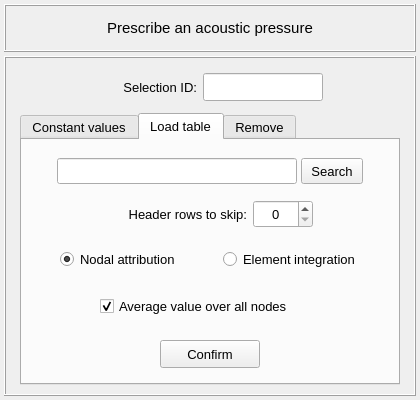
The window that vibra/interface/data/ui_files/model/setup/acoustic/acoustic_pressure_input.ui (MOPT-UFSC/VIBRA) describes before a commit, drawn with Qt 5.
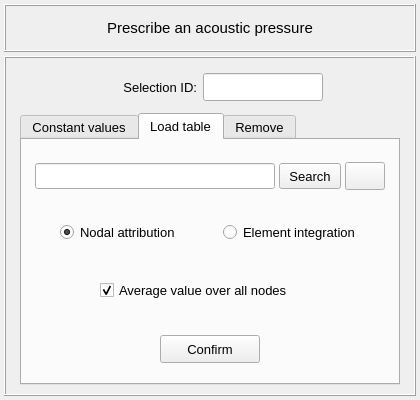
The same window after the commit. The open tabs and pages were chosen to show the change. Icons and pictures are not drawn.

Commit message: Adds filter for frequency ranges in imported tables

```diff
--- a/vibra/interface/data/ui_files/model/setup/acoustic/acoustic_pressure_input.ui
+++ b/vibra/interface/data/ui_files/model/setup/acoustic/acoustic_pressure_input.ui
@@ -803,343 +803,7 @@
           <property name="spacing">
            <number>2</number>
           </property>
-          <item row="4" column="0">
-           <widget class="QFrame" name="frame_10">
-            <property name="minimumSize">
-             <size>
-              <width>260</width>
-              <height>40</height>
-             </size>
-            </property>
-            <property name="maximumSize">
-             <size>
-              <width>400</width>
-              <height>100</height>
-             </size>
-            </property>
-            <property name="frameShape">
-             <enum>QFrame::NoFrame</enum>
-            </property>
-            <property name="frameShadow">
-             <enum>QFrame::Raised</enum>
-            </property>
-            <layout class="QGridLayout" name="gridLayout_13">
-             <property name="leftMargin">
-              <number>0</number>
-             </property>
-             <property name="topMargin">
-              <number>0</number>
-             </property>
-             <property name="rightMargin">
-              <number>0</number>
-             </property>
-             <property name="bottomMargin">
-              <number>0</number>
-             </property>
-             <property name="spacing">
-              <number>0</number>
-             </property>
-             <item row="0" column="0">
-              <widget class="QPushButton" name="pushButton_table_values_confirm">
-               <property name="minimumSize">
-                <size>
-                 <width>100</width>
-                 <height>28</height>
-                </size>
-               </property>
-               <property name="maximumSize">
-                <size>
-                 <width>100</width>
-                 <height>28</height>
-                </size>
-               </property>
-               <property name="font">
-                <font>
-                 <family>MS Shell Dlg 2</family>
-                 <pointsize>10</pointsize>
-                 <weight>50</weight>
-                 <italic>false</italic>
-                 <bold>false</bold>
-                </font>
-               </property>
-               <property name="styleSheet">
-                <string notr="true"/>
-               </property>
-               <property name="text">
-                <string>Confirm</string>
-               </property>
-              </widget>
-             </item>
-            </layout>
-           </widget>
-          </item>
-          <item row="0" column="0">
-           <widget class="QFrame" name="frame_9">
-            <property name="minimumSize">
-             <size>
-              <width>260</width>
-              <height>0</height>
-             </size>
-            </property>
-            <property name="maximumSize">
-             <size>
-              <width>400</width>
-              <height>200</height>
-             </size>
-            </property>
-            <property name="frameShape">
-             <enum>QFrame::NoFrame</enum>
-            </property>
-            <property name="frameShadow">
-             <enum>QFrame::Raised</enum>
-            </property>
-            <layout class="QGridLayout" name="gridLayout_2">
-             <property name="leftMargin">
-              <number>0</number>
-             </property>
-             <property name="topMargin">
-              <number>4</number>
-             </property>
-             <property name="rightMargin">
-              <number>0</number>
-             </property>
-             <property name="bottomMargin">
-              <number>0</number>
-             </property>
-             <property name="horizontalSpacing">
-              <number>4</number>
-             </property>
-             <property name="verticalSpacing">
-              <number>2</number>
-             </property>
-             <item row="0" column="3">
-              <spacer name="horizontalSpacer_5">
-               <property name="orientation">
-                <enum>Qt::Horizontal</enum>
-               </property>
-               <property name="sizeHint" stdset="0">
-                <size>
-                 <width>40</width>
-                 <height>20</height>
-                </size>
-               </property>
-              </spacer>
-             </item>
-             <item row="0" column="1">
-              <widget class="QLineEdit" name="lineEdit_table_path">
-               <property name="enabled">
-                <bool>true</bool>
-               </property>
-               <property name="minimumSize">
-                <size>
-                 <width>240</width>
-                 <height>26</height>
-                </size>
-               </property>
-               <property name="maximumSize">
-                <size>
-                 <width>260</width>
-                 <height>26</height>
-                </size>
-               </property>
-               <property name="font">
-                <font>
-                 <pointsize>9</pointsize>
-                 <weight>50</weight>
-                 <bold>false</bold>
-                </font>
-               </property>
-               <property name="styleSheet">
-                <string notr="true"/>
-               </property>
-               <property name="alignment">
-                <set>Qt::AlignCenter</set>
-               </property>
-              </widget>
-             </item>
-             <item row="0" column="2">
-              <widget class="QPushButton" name="pushButton_load_table">
-               <property name="enabled">
-                <bool>true</bool>
-               </property>
-               <property name="sizePolicy">
-                <sizepolicy hsizetype="Expanding" vsizetype="Fixed">
-                 <horstretch>0</horstretch>
-                 <verstretch>0</verstretch>
-                </sizepolicy>
-               </property>
-               <property name="minimumSize">
-                <size>
-                 <width>62</width>
-                 <height>26</height>
-                </size>
-               </property>
-               <property name="maximumSize">
-                <size>
-                 <width>62</width>
-                 <height>26</height>
-                </size>
-               </property>
-               <property name="font">
-                <font>
-                 <family>MS Shell Dlg 2</family>
-                 <pointsize>10</pointsize>
-                 <weight>50</weight>
-                 <italic>false</italic>
-                 <bold>false</bold>
-                </font>
-               </property>
-               <property name="styleSheet">
-                <string notr="true"/>
-               </property>
-               <property name="text">
-                <string>Search</string>
-               </property>
-              </widget>
-             </item>
-             <item row="0" column="0">
-              <spacer name="horizontalSpacer_6">
-               <property name="orientation">
-                <enum>Qt::Horizontal</enum>
-               </property>
-               <property name="sizeHint" stdset="0">
-                <size>
-                 <width>40</width>
-                 <height>20</height>
-                </size>
-               </property>
-              </spacer>
-             </item>
-            </layout>
-           </widget>
-          </item>
           <item row="1" column="0">
-           <widget class="QFrame" name="frame_11">
-            <property name="minimumSize">
-             <size>
-              <width>260</width>
-              <height>40</height>
-             </size>
-            </property>
-            <property name="maximumSize">
-             <size>
-              <width>400</width>
-              <height>40</height>
-             </size>
-            </property>
-            <property name="frameShape">
-             <enum>QFrame::NoFrame</enum>
-            </property>
-            <property name="frameShadow">
-             <enum>QFrame::Raised</enum>
-            </property>
-            <layout class="QGridLayout" name="gridLayout_14">
-             <property name="leftMargin">
-              <number>2</number>
-             </property>
-             <property name="topMargin">
-              <number>2</number>
-             </property>
-             <property name="rightMargin">
-              <number>2</number>
-             </property>
-             <property name="bottomMargin">
-              <number>2</number>
-             </property>
-             <property name="horizontalSpacing">
-              <number>6</number>
-             </property>
-             <property name="verticalSpacing">
-              <number>2</number>
-             </property>
-             <item row="0" column="0">
-              <spacer name="horizontalSpacer_3">
-               <property name="orientation">
-                <enum>Qt::Horizontal</enum>
-               </property>
-               <property name="sizeHint" stdset="0">
-                <size>
-                 <width>40</width>
-                 <height>20</height>
-                </size>
-               </property>
-              </spacer>
-             </item>
-             <item row="0" column="2">
-              <widget class="QSpinBox" name="spinBox">
-               <property name="minimumSize">
-                <size>
-                 <width>60</width>
-                 <height>28</height>
-                </size>
-               </property>
-               <property name="maximumSize">
-                <size>
-                 <width>60</width>
-                 <height>28</height>
-                </size>
-               </property>
-               <property name="font">
-                <font>
-                 <pointsize>10</pointsize>
-                </font>
-               </property>
-               <property name="alignment">
-                <set>Qt::AlignCenter</set>
-               </property>
-               <property name="maximum">
-                <number>10</number>
-               </property>
-              </widget>
-             </item>
-             <item row="0" column="1">
-              <widget class="QLabel" name="label_9">
-               <property name="minimumSize">
-                <size>
-                 <width>140</width>
-                 <height>28</height>
-                </size>
-               </property>
-               <property name="maximumSize">
-                <size>
-                 <width>140</width>
-                 <height>28</height>
-                </size>
-               </property>
-               <property name="font">
-                <font>
-                 <family>MS Shell Dlg 2</family>
-                 <pointsize>10</pointsize>
-                 <weight>50</weight>
-                 <italic>false</italic>
-                 <bold>false</bold>
-                </font>
-               </property>
-               <property name="text">
-                <string>Header rows to skip:</string>
-               </property>
-               <property name="alignment">
-                <set>Qt::AlignRight|Qt::AlignTrailing|Qt::AlignVCenter</set>
-               </property>
-              </widget>
-             </item>
-             <item row="0" column="3">
-              <spacer name="horizontalSpacer_4">
-               <property name="orientation">
-                <enum>Qt::Horizontal</enum>
-               </property>
-               <property name="sizeHint" stdset="0">
-                <size>
-                 <width>40</width>
-                 <height>20</height>
-                </size>
-               </property>
-              </spacer>
-             </item>
-            </layout>
-           </widget>
-          </item>
-          <item row="2" column="0">
            <widget class="QFrame" name="frame_16">
             <property name="frameShape">
              <enum>QFrame::NoFrame</enum>
@@ -1256,7 +920,7 @@
             </layout>
            </widget>
           </item>
-          <item row="3" column="0">
+          <item row="2" column="0">
            <widget class="QFrame" name="frame_21">
             <property name="frameShape">
              <enum>QFrame::NoFrame</enum>
@@ -1310,6 +974,269 @@
             </layout>
            </widget>
           </item>
+          <item row="0" column="0">
+           <widget class="QFrame" name="frame_9">
+            <property name="minimumSize">
+             <size>
+              <width>260</width>
+              <height>0</height>
+             </size>
+            </property>
+            <property name="maximumSize">
+             <size>
+              <width>400</width>
+              <height>200</height>
+             </size>
+            </property>
+            <property name="frameShape">
+             <enum>QFrame::NoFrame</enum>
+            </property>
+            <property name="frameShadow">
+             <enum>QFrame::Raised</enum>
+            </property>
+            <layout class="QGridLayout" name="gridLayout_2">
+             <property name="leftMargin">
+              <number>0</number>
+             </property>
+             <property name="topMargin">
+              <number>4</number>
+             </property>
+             <property name="rightMargin">
+              <number>0</number>
+             </property>
+             <property name="bottomMargin">
+              <number>0</number>
+             </property>
+             <property name="horizontalSpacing">
+              <number>4</number>
+             </property>
+             <property name="verticalSpacing">
+              <number>2</number>
+             </property>
+             <item row="0" column="0">
+              <spacer name="horizontalSpacer_6">
+               <property name="orientation">
+                <enum>Qt::Horizontal</enum>
+               </property>
+               <property name="sizeHint" stdset="0">
+                <size>
+                 <width>40</width>
+                 <height>20</height>
+                </size>
+               </property>
+              </spacer>
+             </item>
+             <item row="0" column="4">
+              <spacer name="horizontalSpacer_5">
+               <property name="orientation">
+                <enum>Qt::Horizontal</enum>
+               </property>
+               <property name="sizeHint" stdset="0">
+                <size>
+                 <width>40</width>
+                 <height>20</height>
+                </size>
+               </property>
+              </spacer>
+             </item>
+             <item row="0" column="1">
+              <widget class="QLineEdit" name="lineEdit_table_path">
+               <property name="enabled">
+                <bool>true</bool>
+               </property>
+               <property name="minimumSize">
+                <size>
+                 <width>240</width>
+                 <height>26</height>
+                </size>
+               </property>
+               <property name="maximumSize">
+                <size>
+                 <width>260</width>
+                 <height>26</height>
+                </size>
+               </property>
+               <property name="font">
+                <font>
+                 <pointsize>9</pointsize>
+                 <weight>50</weight>
+                 <bold>false</bold>
+                </font>
+               </property>
+               <property name="styleSheet">
+                <string notr="true"/>
+               </property>
+               <property name="alignment">
+                <set>Qt::AlignCenter</set>
+               </property>
+              </widget>
+             </item>
+             <item row="0" column="2">
+              <widget class="QPushButton" name="pushButton_load_table">
+               <property name="enabled">
+                <bool>true</bool>
+               </property>
+               <property name="sizePolicy">
+                <sizepolicy hsizetype="Expanding" vsizetype="Fixed">
+                 <horstretch>0</horstretch>
+                 <verstretch>0</verstretch>
+                </sizepolicy>
+               </property>
+               <property name="minimumSize">
+                <size>
+                 <width>62</width>
+                 <height>26</height>
+                </size>
+               </property>
+               <property name="maximumSize">
+                <size>
+                 <width>62</width>
+                 <height>26</height>
+                </size>
+               </property>
+               <property name="font">
+                <font>
+                 <family>MS Shell Dlg 2</family>
+                 <pointsize>10</pointsize>
+                 <weight>50</weight>
+                 <italic>false</italic>
+                 <bold>false</bold>
+                </font>
+               </property>
+               <property name="styleSheet">
+                <string notr="true"/>
+               </property>
+               <property name="text">
+                <string>Search</string>
+               </property>
+              </widget>
+             </item>
+             <item row="0" column="3">
+              <widget class="QPushButton" name="pushButton_change_frequency_setup">
+               <property name="enabled">
+                <bool>true</bool>
+               </property>
+               <property name="sizePolicy">
+                <sizepolicy hsizetype="Expanding" vsizetype="Fixed">
+                 <horstretch>0</horstretch>
+                 <verstretch>0</verstretch>
+                </sizepolicy>
+               </property>
+               <property name="minimumSize">
+                <size>
+                 <width>40</width>
+                 <height>28</height>
+                </size>
+               </property>
+               <property name="maximumSize">
+                <size>
+                 <width>40</width>
+                 <height>28</height>
+                </size>
+               </property>
+               <property name="font">
+                <font>
+                 <family>MS Shell Dlg 2</family>
+                 <pointsize>10</pointsize>
+                 <weight>50</weight>
+                 <italic>false</italic>
+                 <bold>false</bold>
+                </font>
+               </property>
+               <property name="toolTip">
+                <string>&lt;html&gt;&lt;head/&gt;&lt;body&gt;&lt;p&gt;Filter the frequency range of interest&lt;/p&gt;&lt;/body&gt;&lt;/html&gt;</string>
+               </property>
+               <property name="styleSheet">
+                <string notr="true"/>
+               </property>
+               <property name="text">
+                <string/>
+               </property>
+               <property name="icon">
+                <iconset>
+                 <normaloff>../../../../icons/recent.png</normaloff>../../../../icons/recent.png</iconset>
+               </property>
+               <property name="iconSize">
+                <size>
+                 <width>20</width>
+                 <height>20</height>
+                </size>
+               </property>
+              </widget>
+             </item>
+            </layout>
+           </widget>
+          </item>
+          <item row="3" column="0">
+           <widget class="QFrame" name="frame_10">
+            <property name="minimumSize">
+             <size>
+              <width>260</width>
+              <height>40</height>
+             </size>
+            </property>
+            <property name="maximumSize">
+             <size>
+              <width>400</width>
+              <height>100</height>
+             </size>
+            </property>
+            <property name="frameShape">
+             <enum>QFrame::NoFrame</enum>
+            </property>
+            <property name="frameShadow">
+             <enum>QFrame::Raised</enum>
+            </property>
+            <layout class="QGridLayout" name="gridLayout_13">
+             <property name="leftMargin">
+              <number>0</number>
+             </property>
+             <property name="topMargin">
+              <number>0</number>
+             </property>
+             <property name="rightMargin">
+              <number>0</number>
+             </property>
+             <property name="bottomMargin">
+              <number>0</number>
+             </property>
+             <property name="spacing">
+              <number>0</number>
+             </property>
+             <item row="0" column="0">
+              <widget class="QPushButton" name="pushButton_table_values_confirm">
+               <property name="minimumSize">
+                <size>
+                 <width>100</width>
+                 <height>28</height>
+                </size>
+               </property>
+               <property name="maximumSize">
+                <size>
+                 <width>100</width>
+                 <height>28</height>
+                </size>
+               </property>
+               <property name="font">
+                <font>
+                 <family>MS Shell Dlg 2</family>
+                 <pointsize>10</pointsize>
+                 <weight>50</weight>
+                 <italic>false</italic>
+                 <bold>false</bold>
+                </font>
+               </property>
+               <property name="styleSheet">
+                <string notr="true"/>
+               </property>
+               <property name="text">
+                <string>Confirm</string>
+               </property>
+              </widget>
+             </item>
+            </layout>
+           </widget>
+          </item>
          </layout>
         </widget>
         <widget class="QWidget" name="tab_remove">
```
The commit also changes 20 other files.
